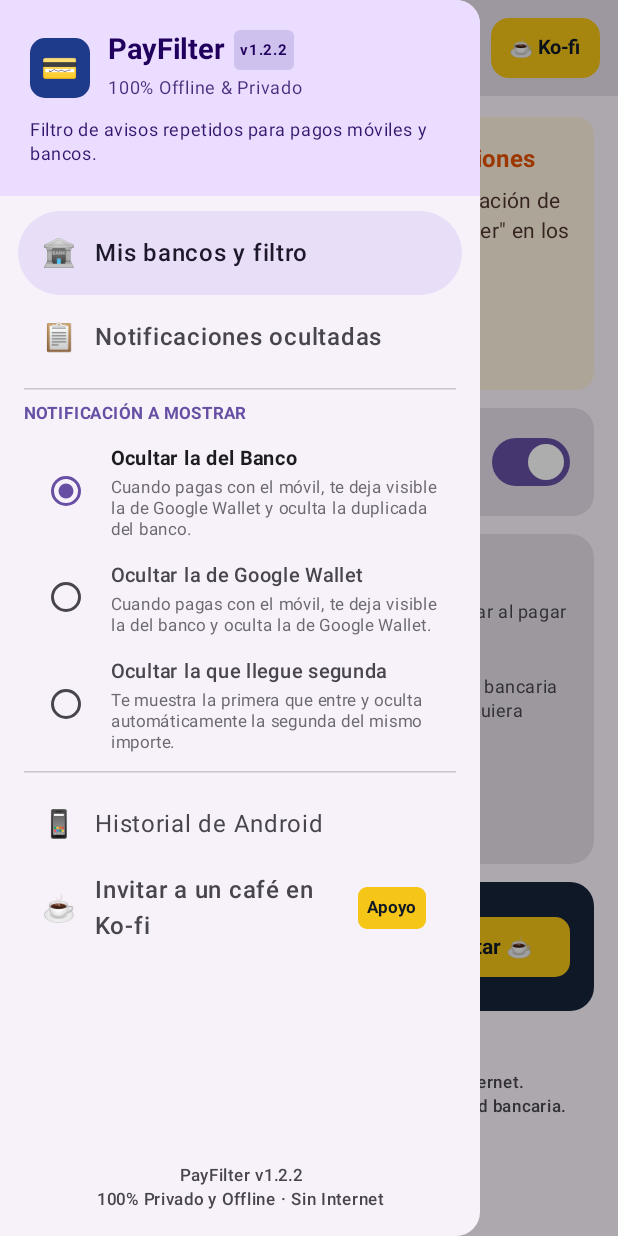
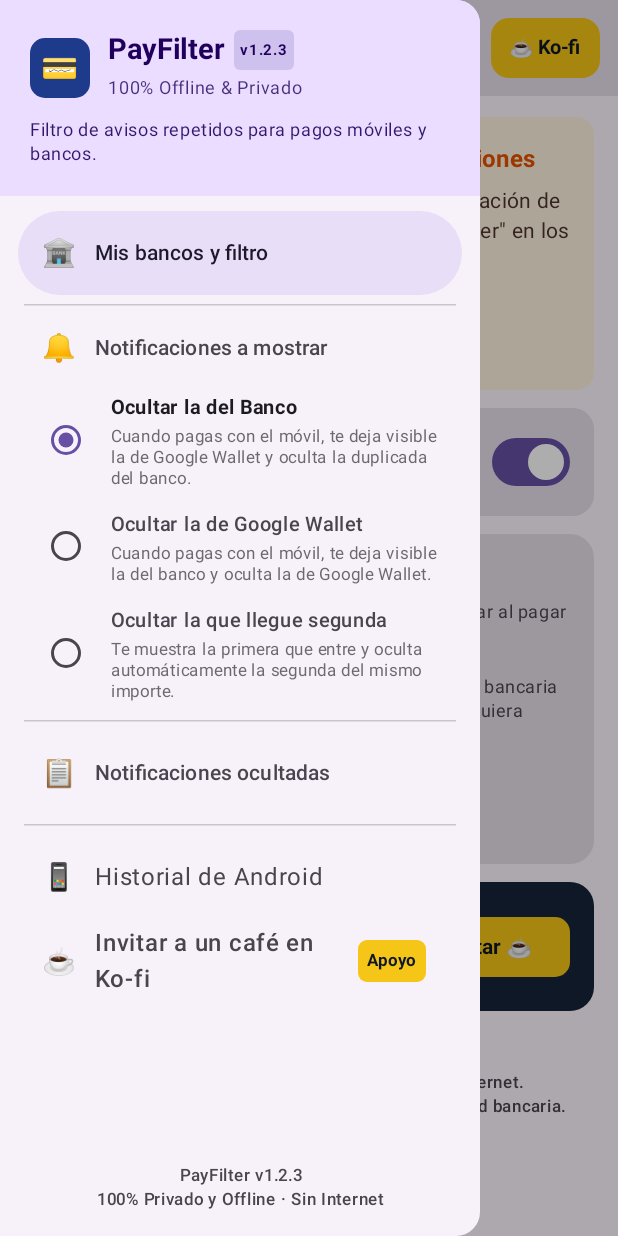
Before and after one commit to neoruben/PayFilter, an Android app built with Jetpack Compose: the screen it shows after launch (MainActivity), after a tap on "Abrir panel lateral", on a phone screen of 412 x 824 dp. Run offline under Robolectric (Android 15) with nearby library versions, the phone set to English and light mode, and no system bars; 3 other taps on this screen came first.

Commit message:
UI: reordenar menú lateral y unificar tipografía de Notificaciones a mostrar (v1.2.3)

```diff
--- a/app/build.gradle.kts
+++ b/app/build.gradle.kts
@@ -11,8 +11,8 @@ android {
         applicationId = "com.paydedupe.app"
         minSdk = 29
         targetSdk = 35
-        versionCode = 5
-        versionName = "1.2.2"
+        versionCode = 6
+        versionName = "1.2.3"
 
         testInstrumentationRunner = "androidx.test.runner.AndroidJUnitRunner"
     }
--- a/app/src/main/java/com/paydedupe/app/MainActivity.kt
+++ b/app/src/main/java/com/paydedupe/app/MainActivity.kt
@@ -82,7 +82,7 @@ import androidx.lifecycle.compose.LocalLifecycleOwner
 import kotlinx.coroutines.launch
 
 private const val KOFI_URL = "https://ko-fi.com/neoruben"
-private const val APP_VERSION = "v1.2.2"
+private const val APP_VERSION = "v1.2.3"
 
 enum class AppDestination(val title: String) {
     BANKS("PayFilter"),
@@ -166,9 +166,15 @@ fun PayFilterApp() {
 
                 Spacer(modifier = Modifier.height(10.dp))
 
-                // Destino 1: Mis bancos y filtro (pantalla principal)
+                // 1. Mis bancos y filtro (pantalla principal)
                 NavigationDrawerItem(
-                    label = { Text("Mis bancos y filtro", fontWeight = FontWeight.SemiBold) },
+                    label = {
+                        Text(
+                            text = "Mis bancos y filtro",
+                            style = MaterialTheme.typography.labelLarge,
+                            fontWeight = FontWeight.SemiBold
+                        )
+                    },
                     selected = (currentDestination == AppDestination.BANKS),
                     onClick = {
                         currentDestination = AppDestination.BANKS
@@ -178,43 +184,32 @@ fun PayFilterApp() {
                     modifier = Modifier.padding(NavigationDrawerItemDefaults.ItemPadding)
                 )
 
-                // Destino 2: Notificaciones ocultadas (Historial)
-                NavigationDrawerItem(
-                    label = { Text("Notificaciones ocultadas", fontWeight = FontWeight.SemiBold) },
-                    selected = (currentDestination == AppDestination.HISTORY),
-                    onClick = {
-                        currentDestination = AppDestination.HISTORY
-                        scope.launch { drawerState.close() }
-                    },
-                    icon = { Text("📋", fontSize = 18.sp) },
-                    badge = {
-                        if (history.isNotEmpty()) {
-                            Badge {
-                                Text(history.size.toString())
-                            }
-                        }
-                    },
-                    modifier = Modifier.padding(NavigationDrawerItemDefaults.ItemPadding)
-                )
-
                 Spacer(modifier = Modifier.height(6.dp))
                 HorizontalDivider(modifier = Modifier.padding(horizontal = 16.dp))
                 Spacer(modifier = Modifier.height(8.dp))
 
-                // SELECCIÓN INLINE DIRECTA EN EL MENÚ LATERAL
+                // 2. Notificaciones a mostrar (selección inline directa en el menú lateral)
                 Column(
                     modifier = Modifier
                         .fillMaxWidth()
                         .padding(horizontal = 16.dp)
                 ) {
-                    Text(
-                        text = "NOTIFICACIÓN A MOSTRAR",
-                        style = MaterialTheme.typography.labelSmall,
-                        fontWeight = FontWeight.Bold,
-                        color = MaterialTheme.colorScheme.primary,
-                        letterSpacing = 0.6.sp
-                    )
-                    Spacer(modifier = Modifier.height(4.dp))
+                    Row(
+                        modifier = Modifier
+                            .fillMaxWidth()
+                            .padding(horizontal = 12.dp, vertical = 8.dp),
+                        verticalAlignment = Alignment.CenterVertically
+                    ) {
+                        Text("🔔", fontSize = 18.sp)
+                        Spacer(modifier = Modifier.width(12.dp))
+                        Text(
+                            text = "Notificaciones a mostrar",
+                            style = MaterialTheme.typography.labelLarge,
+                            fontWeight = FontWeight.SemiBold,
+                            color = MaterialTheme.colorScheme.onSurfaceVariant
+                        )
+                    }
+                    Spacer(modifier = Modifier.height(2.dp))
 
                     HidePolicy.entries.forEach { policy ->
                         val isSelected = (policy == hidePolicy)
@@ -248,6 +243,35 @@ fun PayFilterApp() {
                         }
                     }
                 }
+
+                Spacer(modifier = Modifier.height(6.dp))
+                HorizontalDivider(modifier = Modifier.padding(horizontal = 16.dp))
+                Spacer(modifier = Modifier.height(6.dp))
+
+                // 3. Notificaciones ocultadas (Historial)
+                NavigationDrawerItem(
+                    label = {
+                        Text(
+                            text = "Notificaciones ocultadas",
+                            style = MaterialTheme.typography.labelLarge,
+                            fontWeight = FontWeight.SemiBold
+                        )
+                    },
+                    selected = (currentDestination == AppDestination.HISTORY),
+                    onClick = {
+                        currentDestination = AppDestination.HISTORY
+                        scope.launch { drawerState.close() }
+                    },
+                    icon = { Text("📋", fontSize = 18.sp) },
+                    badge = {
+                        if (history.isNotEmpty()) {
+                            Badge {
+                                Text(history.size.toString())
+                            }
+                        }
+                    },
+                    modifier = Modifier.padding(NavigationDrawerItemDefaults.ItemPadding)
+                )
 
                 Spacer(modifier = Modifier.height(6.dp))
                 HorizontalDivider(modifier = Modifier.padding(horizontal = 16.dp))
```
